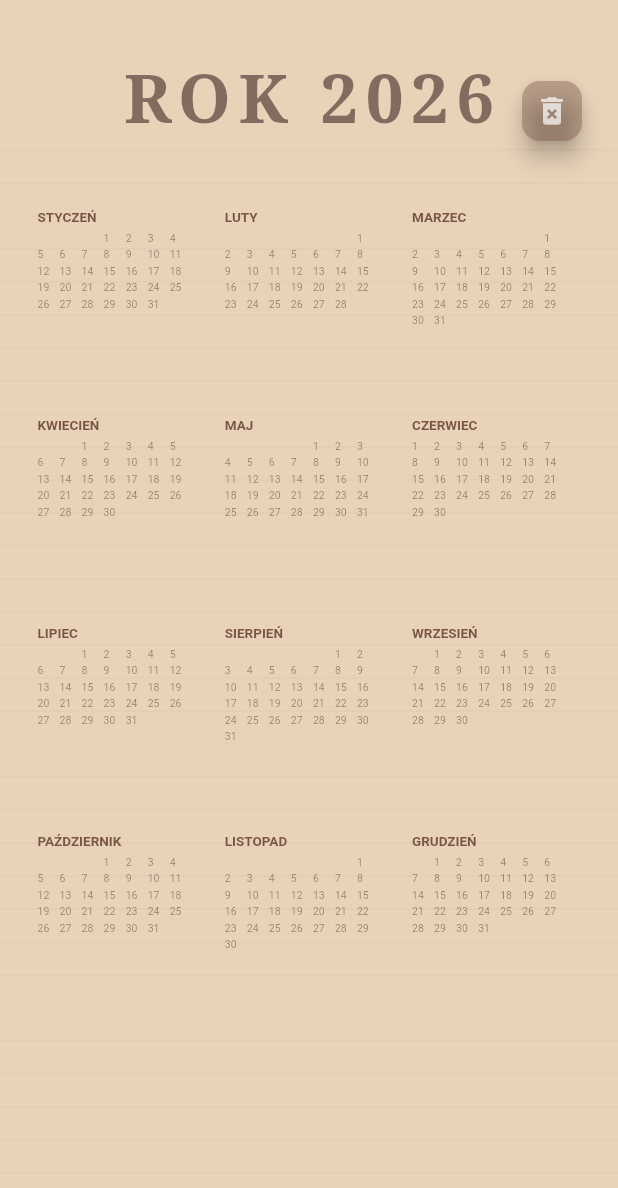
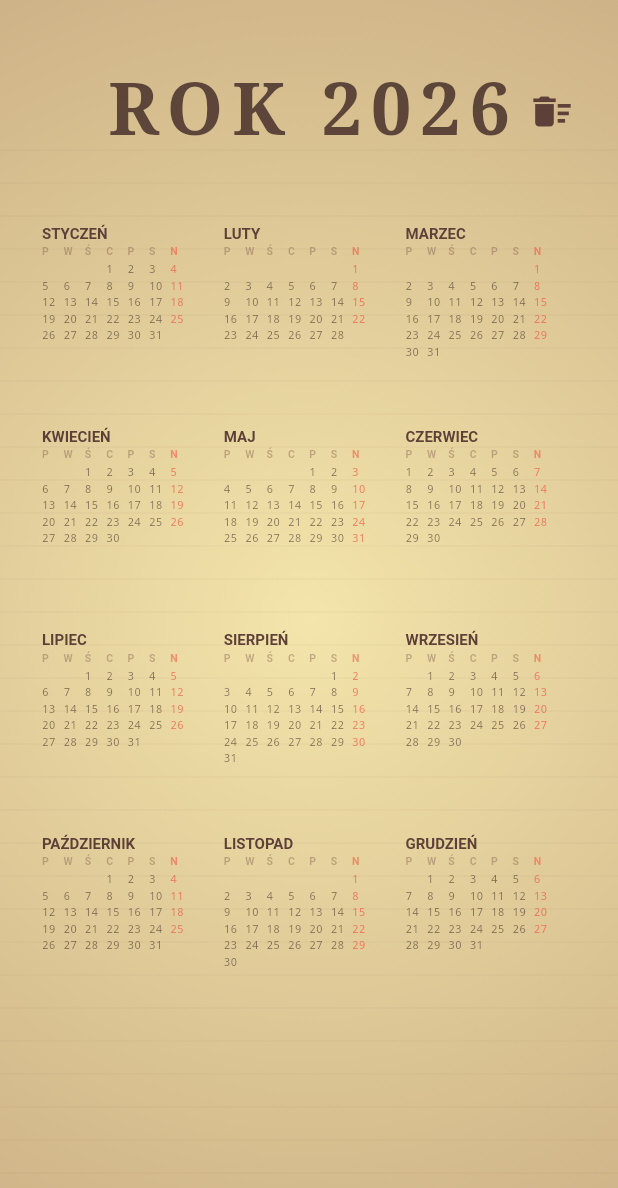
Before and after one commit to pszyma2/moja_testowa_aplikacja, a Flutter app: the screen it shows after launch, in the side drawer, after a tap on "Mój Organizer", on a phone screen of 412 x 824 dp. Shown: the top 1188 px of the screen. Run offline on Flutter 3.47's test engine with Material 3 defaults, Android fonts, the light colour scheme and no system bars; our stand-ins replace audioplayers, shared_preferences.

Commit message:
kalendarz z niedzielami

```diff
--- a/lib/screens/organizer_page.dart
+++ b/lib/screens/organizer_page.dart
@@ -13,8 +13,6 @@ class _OrganizerPageState extends State<OrganizerPage>
   double _dragValue = 0.0;
   int _currentIndex = 2026;
   late AnimationController _controller;
-
-  // MAPA: Rok -> Lista punktów (zapisuje notatki dla każdego roku osobno)
   final Map<int, List<Offset?>> _allNotes = {};
 
   @override
@@ -46,19 +44,21 @@ class _OrganizerPageState extends State<OrganizerPage>
 
   @override
   Widget build(BuildContext context) {
-    // Inicjalizacja listy dla bieżącego roku, jeśli jeszcze nie istnieje
     _allNotes.putIfAbsent(_currentIndex, () => []);
 
     return Scaffold(
       backgroundColor: const Color(0xFF0F0F0F),
       body: Stack(
         children: [
-          // 1. KARTA POD SPODEM (Inny rok)
-          _buildFullPage(
-              _dragValue >= 0 ? _currentIndex + 1 : _currentIndex - 1,
-              isBackground: true),
-
-          // 2. KARTA WIERZCHNIA (Bieżący rok + Twój Waterman)
+          if (_dragValue != 0)
+            _PageContainer(
+              key: ValueKey(
+                  _dragValue > 0 ? _currentIndex + 1 : _currentIndex - 1),
+              year: _dragValue > 0 ? _currentIndex + 1 : _currentIndex - 1,
+              notes: _allNotes[
+                      _dragValue > 0 ? _currentIndex + 1 : _currentIndex - 1] ??
+                  [],
+            ),
           Center(
             child: Transform(
               alignment: _dragValue >= 0
@@ -69,20 +69,21 @@ class _OrganizerPageState extends State<OrganizerPage>
                 ..rotateY(_dragValue * math.pi / 1.5),
               child: GestureDetector(
                 onPanUpdate: (details) {
-                  if (_dragValue.abs() < 0.05) {
-                    setState(() {
-                      _allNotes[_currentIndex]!.add(details.localPosition);
-                    });
+                  if (_dragValue.abs() < 0.02) {
+                    setState(() =>
+                        _allNotes[_currentIndex]!.add(details.localPosition));
                   }
                 },
                 onPanEnd: (details) =>
                     setState(() => _allNotes[_currentIndex]!.add(null)),
-                child: _buildFullPage(_currentIndex),
+                child: _PageContainer(
+                  key: ValueKey(_currentIndex),
+                  year: _currentIndex,
+                  notes: _allNotes[_currentIndex]!,
+                ),
               ),
             ),
           ),
-
-          // 3. DOLNY PASEK DO PRZEWIJANIA
           Align(
             alignment: Alignment.bottomCenter,
             child: GestureDetector(
@@ -103,14 +104,12 @@ class _OrganizerPageState extends State<OrganizerPage>
               child: Container(height: 100, color: Colors.transparent),
             ),
           ),
-
-          // Gumka
           Positioned(
             top: 50,
             right: 20,
-            child: FloatingActionButton.small(
-              backgroundColor: Colors.brown.withOpacity(0.4),
-              child: const Icon(Icons.delete_forever, color: Colors.white70),
+            child: IconButton(
+              icon: const Icon(Icons.delete_sweep,
+                  color: Color(0xFF5D4037), size: 30),
               onPressed: () => setState(() => _allNotes[_currentIndex] = []),
             ),
           ),
@@ -118,73 +117,76 @@ class _OrganizerPageState extends State<OrganizerPage>
       ),
     );
   }
+}
 
-  Widget _buildFullPage(int year, {bool isBackground = false}) {
-    return Container(
-      width: double.infinity,
-      height: double.infinity,
-      color: const Color(0xFFE8D3B9),
-      child: CustomPaint(
-        painter: VintagePagePainter(
-          year: year,
-          // Przekazujemy notatki tylko dla tego konkretnego roku
-          points: _allNotes[year] ?? [],
+class _PageContainer extends StatelessWidget {
+  final int year;
+  final List<Offset?> notes;
+  const _PageContainer({super.key, required this.year, required this.notes});
+
+  @override
+  Widget build(BuildContext context) {
+    return RepaintBoundary(
+      child: Container(
+        width: double.infinity,
+        height: double.infinity,
+        decoration: const BoxDecoration(
+          gradient: RadialGradient(
+            colors: [
+              Color(0xFFF3E5AB),
+              Color(0xFFC1A17B)
+            ], // Efekt "starej skóry/pergaminu"
+            center: Alignment.center,
+            radius: 1.5,
+          ),
+        ),
+        child: Stack(
+          children: [
+            CustomPaint(
+                size: Size.infinite, painter: CalendarPainter(year: year)),
+            CustomPaint(
+                size: Size.infinite, painter: InkPainter(points: notes)),
+          ],
         ),
       ),
     );
   }
 }
 
-class VintagePagePainter extends CustomPainter {
+class CalendarPainter extends CustomPainter {
   final int year;
-  final List<Offset?> points;
-  VintagePagePainter({required this.year, required this.points});
+  CalendarPainter({required this.year});
 
   @override
   void paint(Canvas canvas, Size size) {
-    // Papier
-    canvas.drawRect(
-        Offset.zero & size, Paint()..color = const Color(0xFFE8D3B9));
-
-    // Linie
-    final linePaint = Paint()..color = Colors.brown.withOpacity(0.08);
+    // Linie (delikatniejsze)
+    final linePaint = Paint()
+      ..color = Colors.brown.withOpacity(0.05)
+      ..strokeWidth = 1.0;
     for (double i = 100; i < size.height; i += 22) {
       canvas.drawLine(Offset(0, i), Offset(size.width, i), linePaint);
     }
 
-    // Rok
     final tp = TextPainter(
       text: TextSpan(
           text: "ROK $year",
           style: TextStyle(
-              color: Colors.brown[900]!.withOpacity(0.6),
-              fontSize: 45,
+              color: const Color(0xFF3E2723).withOpacity(0.8),
+              fontSize: 48,
               fontWeight: FontWeight.bold,
               fontFamily: 'Serif',
-              letterSpacing: 5)),
+              letterSpacing: 6)),
       textDirection: TextDirection.ltr,
     )..layout();
-    tp.paint(canvas, Offset((size.width - tp.width) / 2, 40));
+    tp.paint(canvas, Offset((size.width - tp.width) / 2, 45));
 
-    // Kalendarz (Dni)
     _drawCalendar(canvas, size);
-
-    // ATRAMENT (Tylko dla tego roku)
-    final ink = Paint()
-      ..color = const Color(0xFF002B5B)
-      ..strokeCap = StrokeCap.round
-      ..strokeWidth = 2.5;
-    for (int i = 0; i < points.length - 1; i++) {
-      if (points[i] != null && points[i + 1] != null) {
-        canvas.drawLine(points[i]!, points[i + 1]!, ink);
-      }
-    }
   }
 
   void _drawCalendar(Canvas canvas, Size size) {
-    double startY = 140;
-    double gridW = size.width / 3.3;
-    double gridH = (size.height - 200) / 4.5;
+    double startY = 150;
+    double gridW = size.width / 3.4;
+    double gridH = (size.height - 200) / 4.6;
     final months = [
       "STYCZEŃ",
       "LUTY",
@@ -199,34 +201,64 @@ class VintagePagePainter extends CustomPainter {
       "LISTOPAD",
       "GRUDZIEŃ"
     ];
+    final daysHeader = ["P", "W", "Ś", "C", "P", "S", "N"];
 
     for (int m = 0; m < 12; m++) {
-      double x = (m % 3) * gridW + 25;
+      double x = (m % 3) * gridW + 28;
       double y = (m ~/ 3) * gridH + startY;
 
+      // Miesiąc
       TextPainter(
           text: TextSpan(
               text: months[m],
               style: const TextStyle(
-                  color: Colors.brown,
-                  fontSize: 9,
+                  color: Color(0xFF5D4037),
+                  fontSize: 10,
                   fontWeight: FontWeight.bold)),
           textDirection: TextDirection.ltr)
         ..layout()
         ..paint(canvas, Offset(x, y));
 
+      // Nagłówek dni tygodnia
+      for (int i = 0; i < 7; i++) {
+        TextPainter(
+          text: TextSpan(
+              text: daysHeader[i],
+              style: TextStyle(
+                  color: i == 6
+                      ? Colors.red.withOpacity(0.5)
+                      : Colors.brown.withOpacity(0.4),
+                  fontSize: 7,
+                  fontWeight: FontWeight.bold)),
+          textDirection: TextDirection.ltr,
+        )
+          ..layout()
+          ..paint(canvas, Offset(x + i * (gridW / 8.5), y + 14));
+      }
+
+      // Daty
       DateTime firstDay = DateTime(year, m + 1, 1);
       int daysInMonth = DateTime(year, m + 2, 0).day;
+      int startOffset = firstDay.weekday - 1;
+
       for (int d = 1; d <= daysInMonth; d++) {
-        int pos = d + firstDay.weekday - 1;
-        double dx = x + ((pos - 1) % 7) * (gridW / 8.5);
-        double dy = y + 15 + ((pos - 1) ~/ 7) * 11;
+        int pos = d + startOffset;
+        int col = (pos - 1) % 7;
+        int row = (pos - 1) ~/ 7;
+        double dx = x + col * (gridW / 8.5);
+        double dy = y + 25 + row * 11;
+
         TextPainter(
-            text: TextSpan(
-                text: "$d",
-                style: TextStyle(
-                    color: Colors.brown[900]!.withOpacity(0.5), fontSize: 7)),
-            textDirection: TextDirection.ltr)
+          text: TextSpan(
+              text: "$d",
+              style: TextStyle(
+                  color: col == 6
+                      ? Colors.red.withOpacity(0.6)
+                      : const Color(0xFF3E2723).withOpacity(0.6),
+                  fontSize: 7.5,
+                  fontFamily: 'Monospace')),
+          textDirection: TextDirection.ltr,
+        )
           ..layout()
           ..paint(canvas, Offset(dx, dy));
       }
@@ -234,6 +266,27 @@ class VintagePagePainter extends CustomPainter {
   }
 
   @override
-  bool shouldRepaint(VintagePagePainter old) =>
-      old.points != points || old.year != year;
+  bool shouldRepaint(CalendarPainter old) => old.year != year;
 }
+
+class InkPainter extends CustomPainter {
+  final List<Offset?> points;
+  InkPainter({required this.points});
+
+  @override
+  void paint(Canvas canvas, Size size) {
+    if (points.isEmpty) return;
+    final ink = Paint()
+      ..color = const Color(0xFF002147)
+      ..strokeCap = StrokeCap.round
+      ..strokeWidth = 2.4
+      ..isAntiAlias = true;
+    for (int i = 0; i < points.length - 1; i++) {
+      if (points[i] != null && points[i + 1] != null)
+        canvas.drawLine(points[i]!, points[i + 1]!, ink);
+    }
+  }
+
+  @override
+  bool shouldRepaint(InkPainter old) => true;
+}
```
